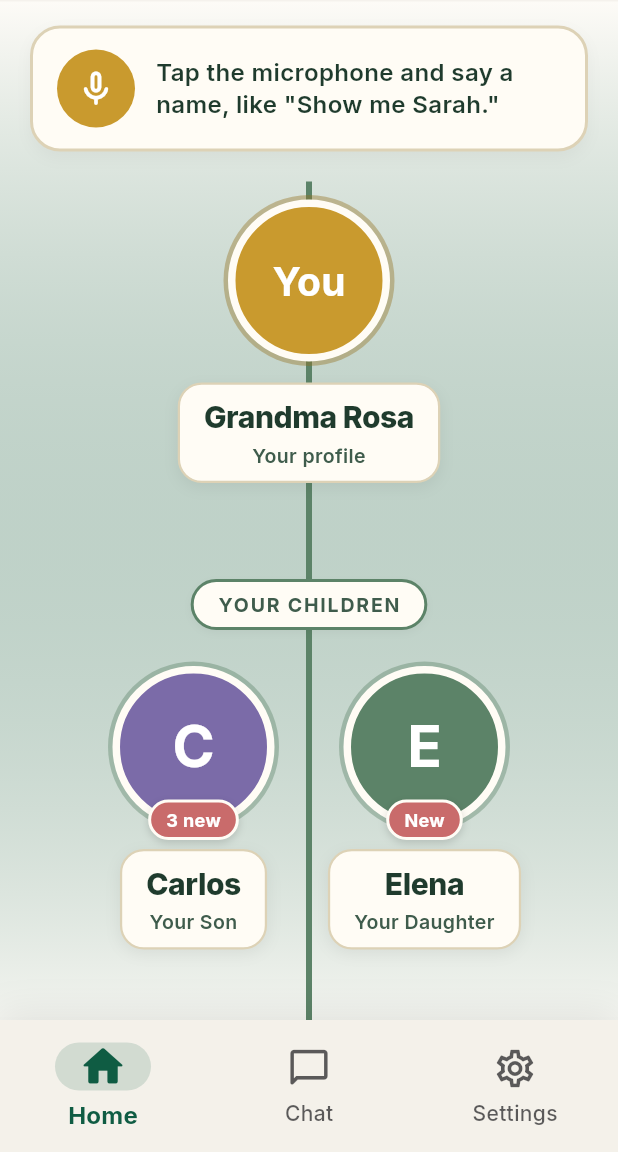
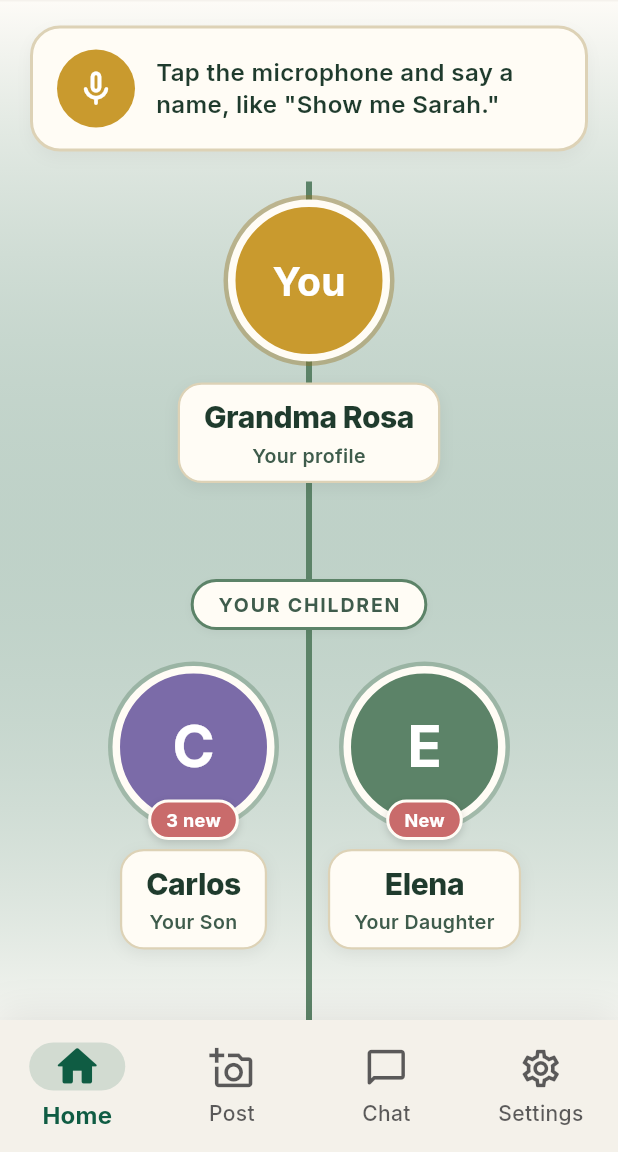
Before and after one commit to charusui/FeelView, a Flutter app: the screen it shows after launch, after a tap on an icon or button, on a phone screen of 412 x 824 dp, the part 84-1236 px from its top. Run offline on Flutter 3.47's test engine with Material 3 defaults, Android fonts, the phone set to English and light mode, and no system bars; our stand-ins replace cached_network_image, cloud_firestore, firebase_auth, firebase_core, firebase_storage, flutter_riverpod and 6 more; missing offline and left inert: dart:js_util; accounts and stored records are empty.

Commit message:
feat(elder): add photo posting capability to elder mode navigation

```diff
--- a/lib/app/elder_mode/elder_shell.dart
+++ b/lib/app/elder_mode/elder_shell.dart
@@ -95,6 +95,11 @@ class ElderShell extends StatelessWidget {
               label: 'Home',
             ),
             NavigationDestination(
+              icon: Icon(Icons.add_a_photo_outlined, size: 30),
+              selectedIcon: Icon(Icons.add_a_photo_rounded, size: 34, color: Color(0xFF0F5C43)),
+              label: 'Post',
+            ),
+            NavigationDestination(
               icon: Icon(Icons.chat_bubble_outline_rounded, size: 30),
               selectedIcon: Icon(Icons.chat_bubble_rounded, size: 34, color: Color(0xFF0F5C43)),
               label: 'Chat',
--- a/lib/app/elder_mode/family_tree_home.dart
+++ b/lib/app/elder_mode/family_tree_home.dart
@@ -21,8 +21,9 @@ class _FamilyTreeHomeState extends ConsumerState<FamilyTreeHome> {
 
   void _onNavTap(int index) {
     if (index == 0) return;
-    if (index == 1) Navigator.pushNamed(context, AppRouter.elderChat);
-    if (index == 2) Navigator.pushNamed(context, AppRouter.elderSettings);
+    if (index == 1) Navigator.pushNamed(context, AppRouter.posterCompose);
+    if (index == 2) Navigator.pushNamed(context, AppRouter.elderChat);
+    if (index == 3) Navigator.pushNamed(context, AppRouter.elderSettings);
   }
 
   @override
```
